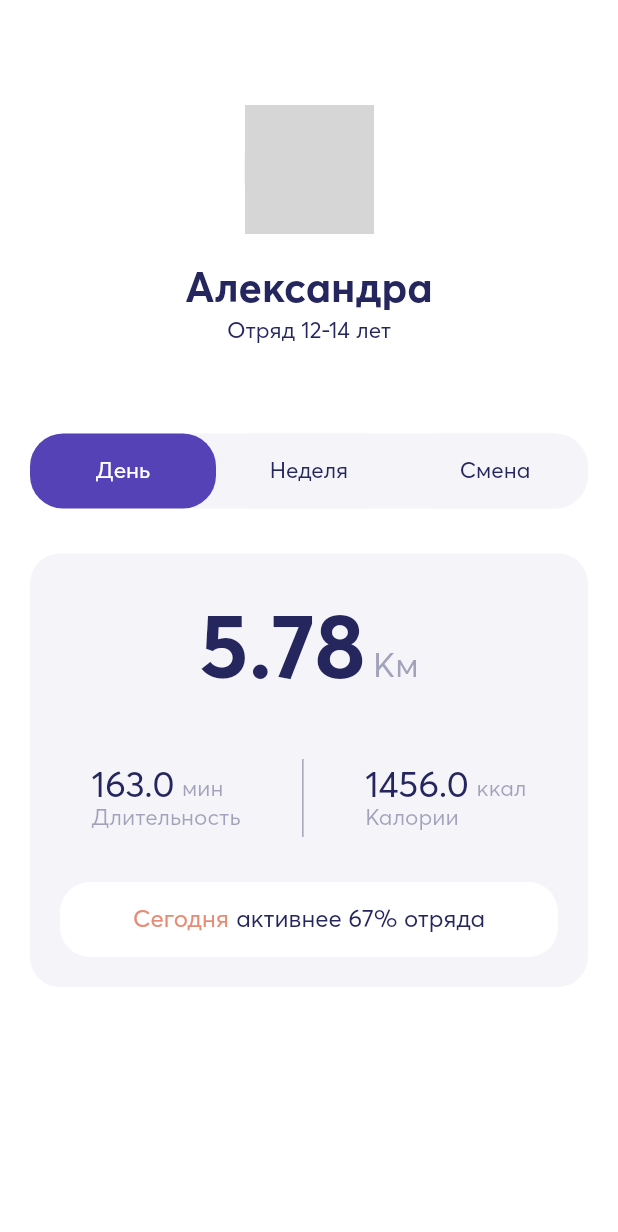
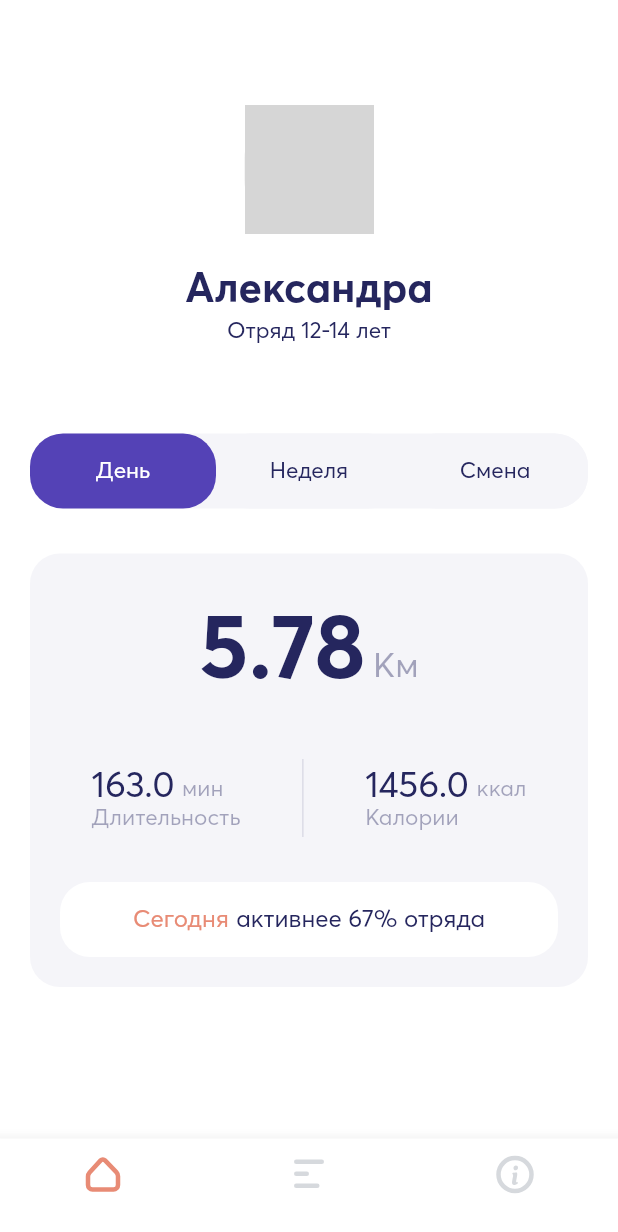
Before and after one commit to Optimist-Hacks/Hackathon.Yanao.2019, a Flutter app: the screen it shows after launch, on a phone screen of 412 x 824 dp. Shown: the top 1232 px of the screen. Run offline on Flutter 3.47's test engine with Material 2 defaults, Android fonts, the phone set to English and light mode, and no system bars; drawn by our look-alikes of cached_network_image; our stand-ins replace built_value, flutter_svg, rxdart; generated files the repository leaves out were written again; network calls fail; grey boxes are pictures that could not be loaded.

Commit message:
Bottom navigation

```diff
--- a/lib/app.dart
+++ b/lib/app.dart
@@ -1,5 +1,5 @@
 import 'package:flutter/material.dart';
-import 'package:flutter_app/ui/main_page.dart';
+import 'package:flutter_app/ui/page/main_page.dart';
 import 'package:flutter_app/texts.dart';
 import 'package:provider/provider.dart';
 
--- /dev/null
+++ b/lib/domain/home_bloc.dart
@@ -0,0 +1,28 @@
+import 'package:flutter_app/model/day_filter.dart';
+import 'package:flutter_app/model/navigation_item.dart';
+import 'package:flutter_app/model/state/home_state.dart';
+import 'package:flutter_app/model/state/main_state.dart';
+import 'package:rxdart/rxdart.dart';
+
+class HomeBloc {
+  final _stateSubject = BehaviorSubject<HomeState>();
+  HomeState initState;
+
+  Stream<HomeState> get state => _stateSubject;
+
+  HomeBloc() {
+    initState =
+        HomeState((b) => b..activeDayFilter = DayFilter.day.toBuilder());
+    _stateSubject.add(initState);
+  }
+
+  void onClickDayFilter(DayFilter dayFilter) {
+    _updateState((b) => b..activeDayFilter = dayFilter.toBuilder());
+  }
+
+  void _updateState(updates(HomeStateBuilder builder)) {
+    _stateSubject.add(
+      _stateSubject.value.rebuild(updates),
+    );
+  }
+}
--- a/lib/domain/main_bloc.dart
+++ b/lib/domain/main_bloc.dart
@@ -1,4 +1,4 @@
-import 'package:flutter_app/model/day_filter.dart';
+import 'package:flutter_app/model/navigation_item.dart';
 import 'package:flutter_app/model/state/main_state.dart';
 import 'package:rxdart/rxdart.dart';
 
@@ -10,13 +10,14 @@ class MainBloc {
 
   MainBloc() {
     initState = MainState(
-      (b) => b..activeDayFilter = DayFilter.day.toBuilder(),
+      (b) => b..activeNavigationItem = NavigationItem.home.toBuilder(),
     );
     _stateSubject.add(initState);
   }
 
-  void onClickDayFilter(DayFilter dayFilter) {
-    _updateState((b) => b..activeDayFilter = dayFilter.toBuilder());
+  void onClickNavigation(int index) {
+    _updateState((b) =>
+        b..activeNavigationItem = NavigationItem.fromValue(index).toBuilder());
   }
 
   void _updateState(updates(MainStateBuilder builder)) {
--- a/lib/model/day_filter.dart
+++ b/lib/model/day_filter.dart
@@ -51,6 +51,6 @@ abstract class DayFilter implements Built<DayFilter, DayFilterBuilder> {
       }
     }
 
-    throw UnsupportedError("Unsupported PlaceType value");
+    throw UnsupportedError("Unsupported DayFilter value");
   }
 }
--- /dev/null
+++ b/lib/model/navigation_item.dart
@@ -0,0 +1,59 @@
+import 'package:built_value/built_value.dart';
+import 'package:built_value/serializer.dart';
+import 'package:flutter/foundation.dart';
+import 'package:flutter_app/texts.dart';
+import 'package:flutter_app/ui/berezka_icons.dart';
+
+part 'navigation_item.g.dart';
+
+abstract class NavigationItem
+    implements Built<NavigationItem, NavigationItemBuilder> {
+  static Serializer<NavigationItem> get serializer =>
+      _$navigationItemSerializer;
+
+  static final home = NavigationItem._create(
+    value: 0,
+    icon: BerezkaIcons.home,
+  );
+
+  static final schedule = NavigationItem._create(
+    value: 1,
+    icon: BerezkaIcons.schedule,
+  );
+
+  static final info = NavigationItem._create(
+    value: 2,
+    icon: BerezkaIcons.info,
+  );
+
+  int get value;
+
+  String get icon;
+
+  NavigationItem._();
+
+  static final values = [
+    home,
+    schedule,
+    info,
+  ];
+
+  factory NavigationItem._create({
+    @required int value,
+    @required String icon,
+  }) {
+    return _$NavigationItem((b) => b
+      ..value = value
+      ..icon = icon);
+  }
+
+  factory NavigationItem.fromValue(int value) {
+    for (final val in values) {
+      if (val.value == value) {
+        return val;
+      }
+    }
+
+    throw UnsupportedError("Unsupported PlaceType value");
+  }
+}
--- /dev/null
+++ b/lib/model/state/home_state.dart
@@ -0,0 +1,13 @@
+import 'package:built_value/built_value.dart';
+import 'package:flutter_app/model/day_filter.dart';
+import 'package:flutter_app/model/navigation_item.dart';
+
+part 'home_state.g.dart';
+
+abstract class HomeState implements Built<HomeState, HomeStateBuilder> {
+  DayFilter get activeDayFilter;
+
+  HomeState._();
+
+  factory HomeState([void Function(HomeStateBuilder) updates]) = _$HomeState;
+}
--- a/lib/model/state/main_state.dart
+++ b/lib/model/state/main_state.dart
@@ -1,10 +1,10 @@
 import 'package:built_value/built_value.dart';
-import 'package:flutter_app/model/day_filter.dart';
+import 'package:flutter_app/model/navigation_item.dart';
 
 part 'main_state.g.dart';
 
 abstract class MainState implements Built<MainState, MainStateBuilder> {
-  DayFilter get activeDayFilter;
+  NavigationItem get activeNavigationItem;
 
   MainState._();
 
--- a/lib/ui/berezka_colors.dart
+++ b/lib/ui/berezka_colors.dart
@@ -6,4 +6,5 @@ class BerezkaColors {
   static const active = Color(0xFF5442B6);
   static const passive = Color(0xFFF5F5F9);
   static const orange = Color(0xFFE88B75);
+  static const navigation = Color(0xFFD6D9DD);
 }
--- /dev/null
+++ b/lib/ui/berezka_icons.dart
@@ -0,0 +1,5 @@
+class BerezkaIcons {
+  static const home = "assets/home.svg";
+  static const schedule = "assets/schedule.svg";
+  static const info = "assets/info.svg";
+}
--- a/lib/ui/main_page.dart
+++ b/lib/ui/page/home_page.dart
@@ -2,9 +2,9 @@ import 'dart:async';
 
 import 'package:cached_network_image/cached_network_image.dart';
 import 'package:flutter/material.dart';
-import 'package:flutter_app/domain/main_bloc.dart';
+import 'package:flutter_app/domain/home_bloc.dart';
 import 'package:flutter_app/model/day_filter.dart';
-import 'package:flutter_app/model/state/main_state.dart';
+import 'package:flutter_app/model/state/home_state.dart';
 import 'package:flutter_app/texts.dart';
 import 'package:flutter_app/ui/berezka_colors.dart';
 import 'package:flutter_app/utils/log.dart';
@@ -12,24 +12,21 @@ import 'package:rxdart/rxdart.dart';
 
 const _tag = "main_page";
 
-class MainPage extends StatefulWidget {
-  static const routeName = '/main';
-
+class HomePage extends StatefulWidget {
   @override
-  _MainPageState createState() => _MainPageState();
+  _HomePageState createState() => _HomePageState();
 }
 
-class _MainPageState extends State<MainPage> {
-  final GlobalKey<ScaffoldState> _scaffoldKey = GlobalKey<ScaffoldState>();
+class _HomePageState extends State<HomePage> {
   final CompositeSubscription _subscriptions = CompositeSubscription();
-  MainBloc _mainBloc;
-  MainState _state;
+  HomeBloc _homeBloc;
+  HomeState _state;
 
   @override
   void didChangeDependencies() {
-    if (_mainBloc == null) {
-      _mainBloc = MainBloc();
-      StreamSubscription subscription = _mainBloc.state.listen((state) {
+    if (_homeBloc == null) {
+      _homeBloc = HomeBloc();
+      StreamSubscription subscription = _homeBloc.state.listen((state) {
         setState(() => _state = state);
       });
       _subscriptions.add(subscription);
@@ -48,14 +45,6 @@ class _MainPageState extends State<MainPage> {
       return Center(child: CircularProgressIndicator());
     }
 
-    return Scaffold(
-      key: _scaffoldKey,
-      body: _body(),
-      backgroundColor: BerezkaColors.white,
-    );
-  }
-
-  Widget _body() {
     return SingleChildScrollView(
       child: Center(
         child: Column(
@@ -102,7 +91,7 @@ class _MainPageState extends State<MainPage> {
         height: 50.0,
         child: RaisedButton(
           elevation: 0.0,
-          onPressed: () => _onClick(dayFilter),
+          onPressed: () => _onClickDayFilter(dayFilter),
           shape: RoundedRectangleBorder(
             borderRadius: BorderRadius.circular(22.0),
           ),
@@ -257,7 +246,7 @@ class _MainPageState extends State<MainPage> {
       children: <Widget>[
         _stat(163, Texts.min, Texts.duration),
         Container(
-          color: BerezkaColors.title.withOpacity(0.4),
+          color: BerezkaColors.title.withOpacity(0.12),
           width: 1.0,
           height: 52.0,
         ),
@@ -313,8 +302,8 @@ class _MainPageState extends State<MainPage> {
     );
   }
 
-  void _onClick(DayFilter dayFilter) {
+  void _onClickDayFilter(DayFilter dayFilter) {
     Log.d(_tag, "Click day filter $dayFilter");
-    _mainBloc.onClickDayFilter(dayFilter);
+    _homeBloc.onClickDayFilter(dayFilter);
   }
 }
--- /dev/null
+++ b/lib/ui/page/main_page.dart
@@ -0,0 +1,103 @@
+import 'dart:async';
+
+import 'package:flutter/material.dart';
+import 'package:flutter_app/domain/main_bloc.dart';
+import 'package:flutter_app/model/navigation_item.dart';
+import 'package:flutter_app/model/state/main_state.dart';
+import 'package:flutter_app/ui/berezka_colors.dart';
+import 'package:flutter_app/ui/page/home_page.dart';
+import 'package:flutter_app/utils/log.dart';
+import 'package:flutter_svg/flutter_svg.dart';
+import 'package:rxdart/rxdart.dart';
+
+const _tag = "main_page";
+
+class MainPage extends StatefulWidget {
+  static const routeName = '/main';
+
+  @override
+  _MainPageState createState() => _MainPageState();
+}
+
+class _MainPageState extends State<MainPage> {
+  final GlobalKey<ScaffoldState> _scaffoldKey = GlobalKey<ScaffoldState>();
+  final CompositeSubscription _subscriptions = CompositeSubscription();
+  MainBloc _mainBloc;
+  MainState _state;
+
+  @override
+  void didChangeDependencies() {
+    if (_mainBloc == null) {
+      _mainBloc = MainBloc();
+      StreamSubscription subscription = _mainBloc.state.listen((state) {
+        setState(() => _state = state);
+      });
+      _subscriptions.add(subscription);
+    }
+    super.didChangeDependencies();
+  }
+
+  @override
+  void dispose() {
+    super.dispose();
+  }
+
+  @override
+  Widget build(BuildContext context) {
+    if (_state == null) {
+      return Center(child: CircularProgressIndicator());
+    }
+
+    return Scaffold(
+      key: _scaffoldKey,
+      body: _body(),
+      backgroundColor: BerezkaColors.white,
+      bottomNavigationBar: BottomNavigationBar(
+        backgroundColor: BerezkaColors.white,
+        items: <BottomNavigationBarItem>[
+          BottomNavigationBarItem(
+            icon: _navigationIcon(NavigationItem.home),
+            title: Container(),
+          ),
+          BottomNavigationBarItem(
+            icon: _navigationIcon(NavigationItem.schedule),
+            title: Container(),
+          ),
+          BottomNavigationBarItem(
+            icon: _navigationIcon(NavigationItem.info),
+            title: Container(),
+          ),
+        ],
+        currentIndex: _state.activeNavigationItem.value,
+        onTap: _onClickNavigation,
+      ),
+    );
+  }
+
+  Widget _navigationIcon(NavigationItem navigationItem) {
+    return SvgPicture.asset(
+      navigationItem.icon,
+      width: 34,
+      height: 34,
+      color: navigationItem == _state.activeNavigationItem
+          ? BerezkaColors.orange
+          : BerezkaColors.navigation,
+      fit: BoxFit.cover,
+    );
+  }
+
+  Widget _body() {
+    if (_state.activeNavigationItem == NavigationItem.home) {
+      return HomePage();
+    } else if (_state.activeNavigationItem == NavigationItem.schedule) {
+    } else if (_state.activeNavigationItem == NavigationItem.info) {
+    } else {
+      throw UnsupportedError("Unsupported NavigationItem value");
+    }
+  }
+
+  void _onClickNavigation(int index) {
+    Log.d(_tag, "Click navigation $index");
+    _mainBloc.onClickNavigation(index);
+  }
+}
--- a/pubspec.yaml
+++ b/pubspec.yaml
@@ -14,6 +14,7 @@ dependencies:
   built_value: ^6.7.1
   rxdart: ^0.22.3
   intl: ^0.16.0
+  flutter_svg: ^0.14.2
 
 dev_dependencies:
   flutter_test:
```
Also changed, not shown: assets/home.svg (added), assets/info.svg (added), assets/schedule.svg (added), lib/model/navigation_item.g.dart (added), lib/model/state/home_state.g.dart (added), lib/model/state/main_state.g.dart, pubspec.lock.
